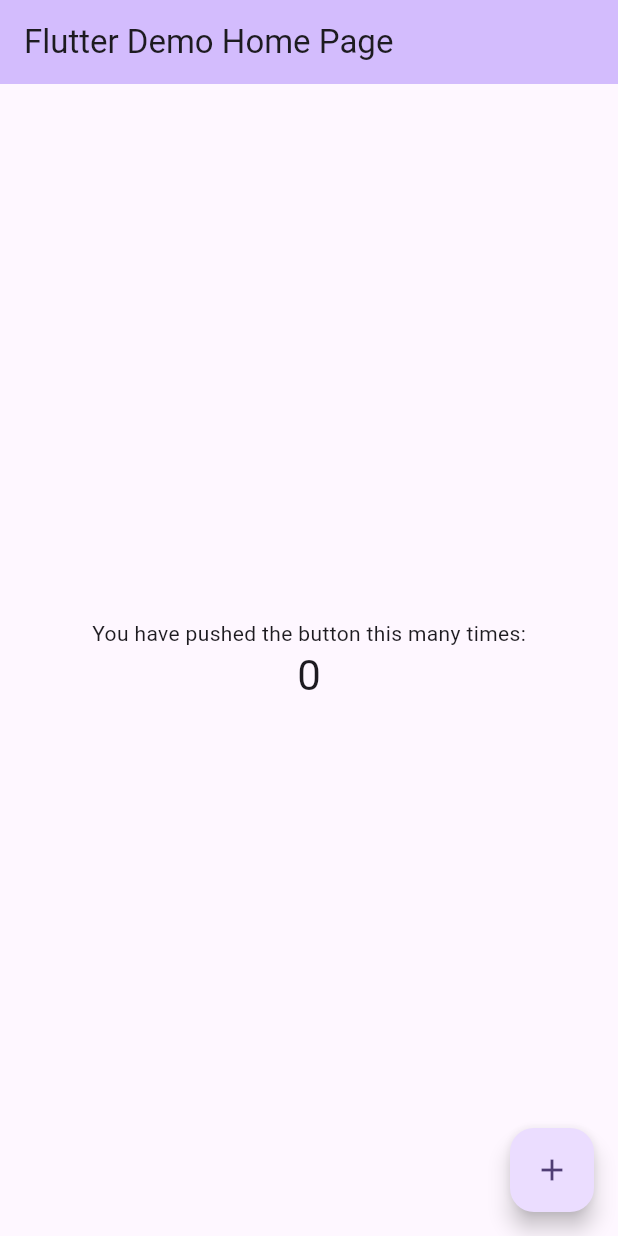
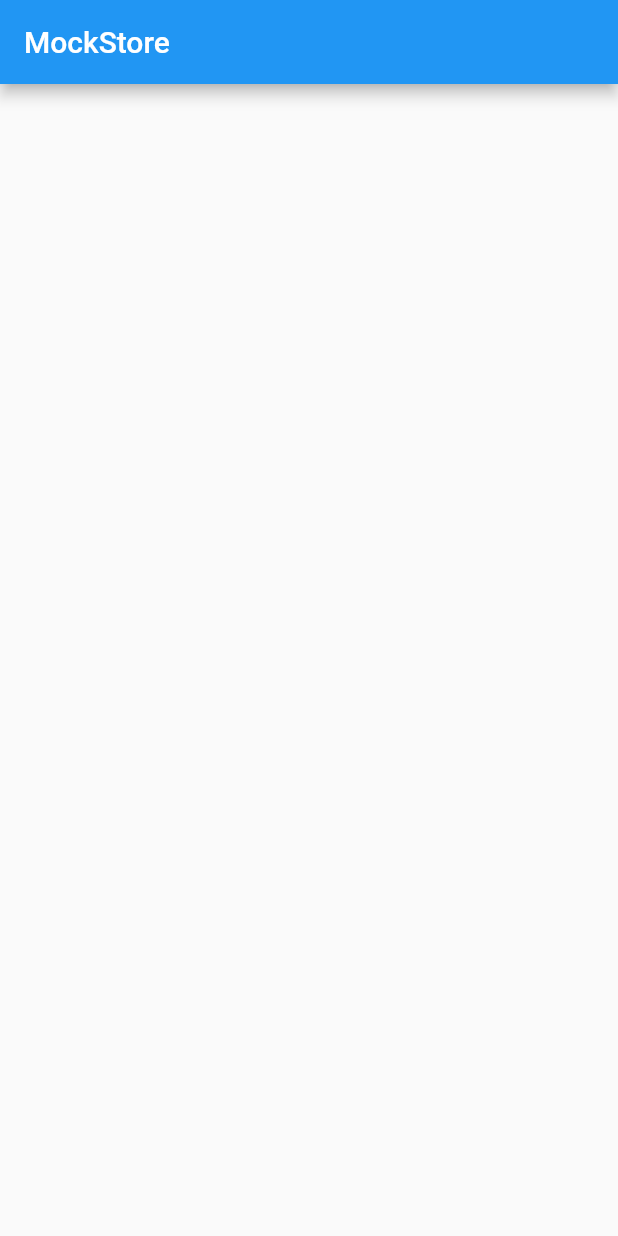
Before and after one commit to endyjams/MockStore, a Flutter app: the screen it shows after launch, on a phone screen of 412 x 824 dp. Run offline on Flutter 3.47's test engine with Material 2 defaults, Android fonts, the phone set to English and light mode, and no system bars.

Commit message:
REMOVE!: removing unecessary files

```diff
--- a/mock_store/lib/main.dart
+++ b/mock_store/lib/main.dart
@@ -1,125 +1,18 @@
 import 'package:flutter/material.dart';
 
 void main() {
-  runApp(const MyApp());
+  runApp(MockStore());
 }
 
-class MyApp extends StatelessWidget {
-  const MyApp({super.key});
+class MockStore extends StatelessWidget {
+  const MockStore({super.key});
 
-  // This widget is the root of your application.
   @override
   Widget build(BuildContext context) {
     return MaterialApp(
-      title: 'Flutter Demo',
-      theme: ThemeData(
-        // This is the theme of your application.
-        //
-        // TRY THIS: Try running your application with "flutter run". You'll see
-        // the application has a blue toolbar. Then, without quitting the app,
-        // try changing the seedColor in the colorScheme below to Colors.green
-        // and then invoke "hot reload" (save your changes or press the "hot
-        // reload" button in a Flutter-supported IDE, or press "r" if you used
-        // the command line to start the app).
-        //
-        // Notice that the counter didn't reset back to zero; the application
-        // state is not lost during the reload. To reset the state, use hot
-        // restart instead.
-        //
-        // This works for code too, not just values: Most code changes can be
-        // tested with just a hot reload.
-        colorScheme: ColorScheme.fromSeed(seedColor: Colors.deepPurple),
-        useMaterial3: true,
+      home: Scaffold(
+        appBar: AppBar(title: Text('MockStore')),
       ),
-      home: const MyHomePage(title: 'Flutter Demo Home Page'),
     );
   }
 }
-
-class MyHomePage extends StatefulWidget {
-  const MyHomePage({super.key, required this.title});
-
-  // This widget is the home page of your application. It is stateful, meaning
-  // that it has a State object (defined below) that contains fields that affect
-  // how it looks.
-
-  // This class is the configuration for the state. It holds the values (in this
-  // case the title) provided by the parent (in this case the App widget) and
-  // used by the build method of the State. Fields in a Widget subclass are
-  // always marked "final".
-
-  final String title;
-
-  @override
-  State<MyHomePage> createState() => _MyHomePageState();
-}
-
-class _MyHomePageState extends State<MyHomePage> {
-  int _counter = 0;
-
-  void _incrementCounter() {
-    setState(() {
-      // This call to setState tells the Flutter framework that something has
-      // changed in this State, which causes it to rerun the build method below
-      // so that the display can reflect the updated values. If we changed
-      // _counter without calling setState(), then the build method would not be
-      // called again, and so nothing would appear to happen.
-      _counter++;
-    });
-  }
-
-  @override
-  Widget build(BuildContext context) {
-    // This method is rerun every time setState is called, for instance as done
-    // by the _incrementCounter method above.
-    //
-    // The Flutter framework has been optimized to make rerunning build methods
-    // fast, so that you can just rebuild anything that needs updating rather
-    // than having to individually change instances of widgets.
-    return Scaffold(
-      appBar: AppBar(
-        // TRY THIS: Try changing the color here to a specific color (to
-        // Colors.amber, perhaps?) and trigger a hot reload to see the AppBar
-        // change color while the other colors stay the same.
-        backgroundColor: Theme.of(context).colorScheme.inversePrimary,
-        // Here we take the value from the MyHomePage object that was created by
-        // the App.build method, and use it to set our appbar title.
-        title: Text(widget.title),
-      ),
-      body: Center(
-        // Center is a layout widget. It takes a single child and positions it
-        // in the middle of the parent.
-        child: Column(
-          // Column is also a layout widget. It takes a list of children and
-          // arranges them vertically. By default, it sizes itself to fit its
-          // children horizontally, and tries to be as tall as its parent.
-          //
-          // Column has various properties to control how it sizes itself and
-          // how it positions its children. Here we use mainAxisAlignment to
-          // center the children vertically; the main axis here is the vertical
-          // axis because Columns are vertical (the cross axis would be
-          // horizontal).
-          //
-          // TRY THIS: Invoke "debug painting" (choose the "Toggle Debug Paint"
-          // action in the IDE, or press "p" in the console), to see the
-          // wireframe for each widget.
-          mainAxisAlignment: MainAxisAlignment.center,
-          children: <Widget>[
-            const Text(
-              'You have pushed the button this many times:',
-            ),
-            Text(
-              '$_counter',
-              style: Theme.of(context).textTheme.headlineMedium,
-            ),
-          ],
-        ),
-      ),
-      floatingActionButton: FloatingActionButton(
-        onPressed: _incrementCounter,
-        tooltip: 'Increment',
-        child: const Icon(Icons.add),
-      ), // This trailing comma makes auto-formatting nicer for build methods.
-    );
-  }
-}
```
Also changed, not shown: mock_store/pubspec.yaml (+1 -67 lines), 1 other file.
